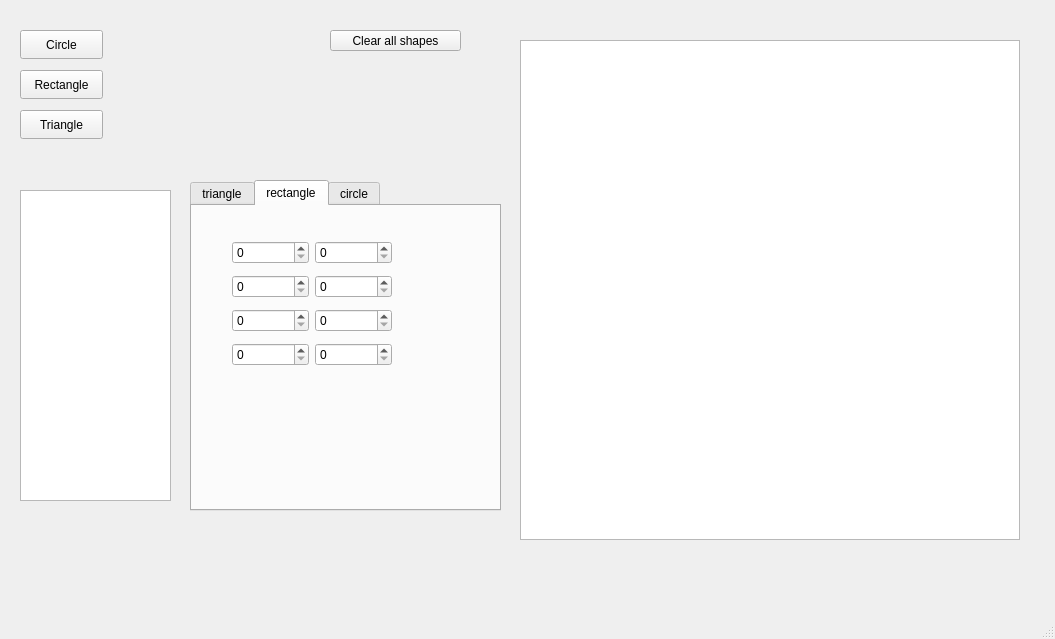
Before: the Qt Designer form mainwindow.ui in KapitoliyVZ/GeometricShapes, drawn with Qt 5.
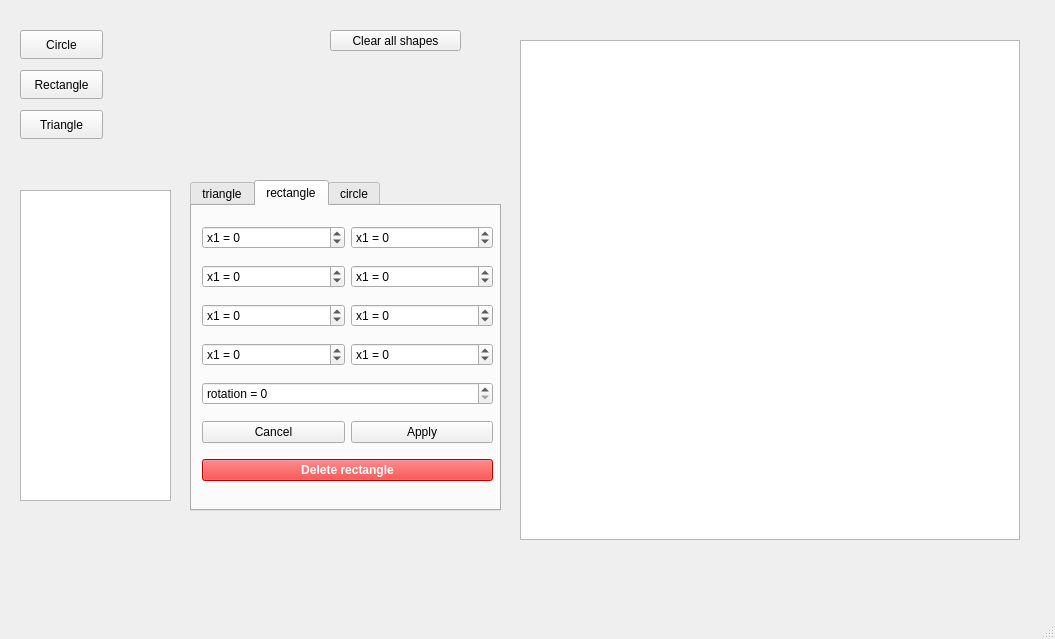
After: the same form once the commit is applied. The open tabs and pages were chosen to show the change.

What changed in the file:
```diff
--- a/mainwindow.ui
+++ b/mainwindow.ui
@@ -266,36 +266,164 @@
      <widget class="QWidget" name="gridLayoutWidget_2">
       <property name="geometry">
        <rect>
-        <x>40</x>
-        <y>30</y>
-        <width>160</width>
-        <height>139</height>
+        <x>10</x>
+        <y>10</y>
+        <width>291</width>
+        <height>281</height>
        </rect>
       </property>
       <layout class="QGridLayout" name="gridLayout_2">
-       <item row="1" column="1">
-        <widget class="QSpinBox" name="spinBox_7"/>
-       </item>
-       <item row="1" column="0">
-        <widget class="QSpinBox" name="spinBox_8"/>
-       </item>
        <item row="0" column="1">
-        <widget class="QSpinBox" name="spinBox_10"/>
+        <widget class="QSpinBox" name="spinBox_rectangle_y1">
+         <property name="prefix">
+          <string>x1 = </string>
+         </property>
+         <property name="minimum">
+          <number>-500</number>
+         </property>
+         <property name="maximum">
+          <number>500</number>
+         </property>
+        </widget>
        </item>
-       <item row="2" column="0">
-        <widget class="QSpinBox" name="spinBox_11"/>
+       <item row="1" column="1">
+        <widget class="QSpinBox" name="spinBox_rectangle_y2">
+         <property name="prefix">
+          <string>x1 = </string>
+         </property>
+         <property name="minimum">
+          <number>-500</number>
+         </property>
+         <property name="maximum">
+          <number>500</number>
+         </property>
+        </widget>
        </item>
        <item row="0" column="0">
-        <widget class="QSpinBox" name="spinBox_9"/>
+        <widget class="QSpinBox" name="spinBox_rectangle_x1">
+         <property name="prefix">
+          <string>x1 = </string>
+         </property>
+         <property name="minimum">
+          <number>-500</number>
+         </property>
+         <property name="maximum">
+          <number>500</number>
+         </property>
+        </widget>
        </item>
        <item row="2" column="1">
-        <widget class="QSpinBox" name="spinBox_12"/>
+        <widget class="QSpinBox" name="spinBox_rectangle_y3">
+         <property name="prefix">
+          <string>x1 = </string>
+         </property>
+         <property name="minimum">
+          <number>-500</number>
+         </property>
+         <property name="maximum">
+          <number>500</number>
+         </property>
+        </widget>
+       </item>
+       <item row="7" column="0" colspan="2">
+        <widget class="QPushButton" name="pushButton_rectangle_Delete">
+         <property name="styleSheet">
+          <string notr="true">QPushButton {
+    background-color: red;
+    color: white;
+    font-weight: bold;
+}
+QPushButton:hover {
+    background-color: darkred;
+}
+QPushButton:pressed {
+    background-color: black;
+}
+</string>
+         </property>
+         <property name="text">
+          <string>Delete rectangle</string>
+         </property>
+         <property name="autoRepeat">
+          <bool>false</bool>
+         </property>
+        </widget>
        </item>
        <item row="3" column="0">
-        <widget class="QSpinBox" name="spinBox_13"/>
+        <widget class="QSpinBox" name="spinBox_rectangle_x4">
+         <property name="prefix">
+          <string>x1 = </string>
+         </property>
+         <property name="minimum">
+          <number>-500</number>
+         </property>
+         <property name="maximum">
+          <number>500</number>
+         </property>
+        </widget>
+       </item>
+       <item row="1" column="0">
+        <widget class="QSpinBox" name="spinBox_rectangle_x2">
+         <property name="prefix">
+          <string>x1 = </string>
+         </property>
+         <property name="minimum">
+          <number>-500</number>
+         </property>
+         <property name="maximum">
+          <number>500</number>
+         </property>
+        </widget>
+       </item>
+       <item row="5" column="1">
+        <widget class="QPushButton" name="pushButton_rectangle_Apply">
+         <property name="text">
+          <string>Apply</string>
+         </property>
+        </widget>
        </item>
        <item row="3" column="1">
-        <widget class="QSpinBox" name="spinBox_14"/>
+        <widget class="QSpinBox" name="spinBox_rectangle_y4">
+         <property name="prefix">
+          <string>x1 = </string>
+         </property>
+         <property name="minimum">
+          <number>-500</number>
+         </property>
+         <property name="maximum">
+          <number>500</number>
+         </property>
+        </widget>
+       </item>
+       <item row="2" column="0">
+        <widget class="QSpinBox" name="spinBox_rectangle_x3">
+         <property name="prefix">
+          <string>x1 = </string>
+         </property>
+         <property name="minimum">
+          <number>-500</number>
+         </property>
+         <property name="maximum">
+          <number>500</number>
+         </property>
+        </widget>
+       </item>
+       <item row="5" column="0">
+        <widget class="QPushButton" name="pushButton_rectangle_Cancel">
+         <property name="text">
+          <string>Cancel</string>
+         </property>
+        </widget>
+       </item>
+       <item row="4" column="0" colspan="2">
+        <widget class="QSpinBox" name="spinBox_rectangle_rotation">
+         <property name="prefix">
+          <string>rotation = </string>
+         </property>
+         <property name="maximum">
+          <number>360</number>
+         </property>
+        </widget>
        </item>
       </layout>
      </widget>
```
Left out of the diff: 8 changed lines with no effect on the pictures.
